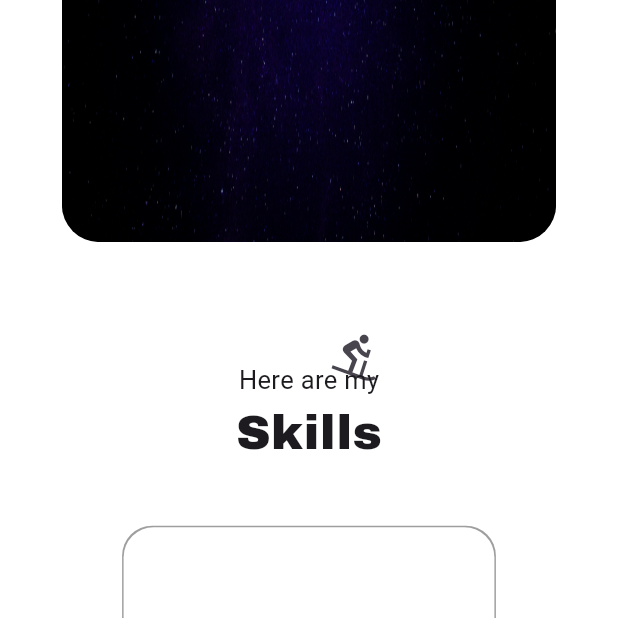
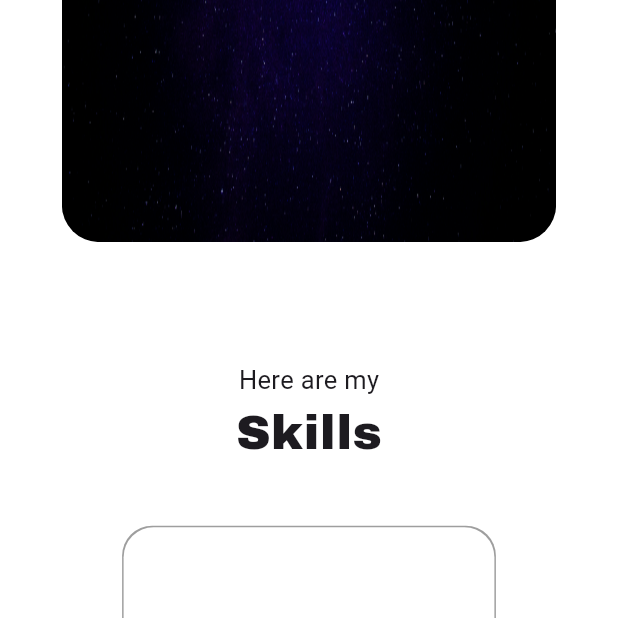
Before and after one commit to esqkarma/portfolio, a Flutter app: the Home screen opened directly, scrolled down 576 dp, on a phone screen of 412 x 824 dp, the top half of it. Run offline on Flutter 3.47's test engine with Material 3 defaults, Android fonts, the light colour scheme and no system bars; drawn by our look-alikes of auto_size_text; our stand-ins replace lottie; missing offline and left inert: dart:html.

Commit message:
1-Added resume and can download                     2- removed Iconbutton on the corner of Skills.dart

```diff
--- a/lib/Machines/Desktop/Screens/About Me/Skills.dart
+++ b/lib/Machines/Desktop/Screens/About Me/Skills.dart
@@ -24,8 +24,6 @@ Skills({Key? key}) : super(key: key);
             children: [
           Padding(
             padding: const EdgeInsets.only(right: 150,top: 50),
-            child: IconButton(onPressed: (){}
-            , icon: Icon(Icons.downhill_skiing_outlined,size: 36,)),
           )
         ],),),
         Row(
```
Also changed, not shown: lib/Machines/Desktop/Screens/About Me/aboutMe.dart (+18 -4 lines), 1 other file.
